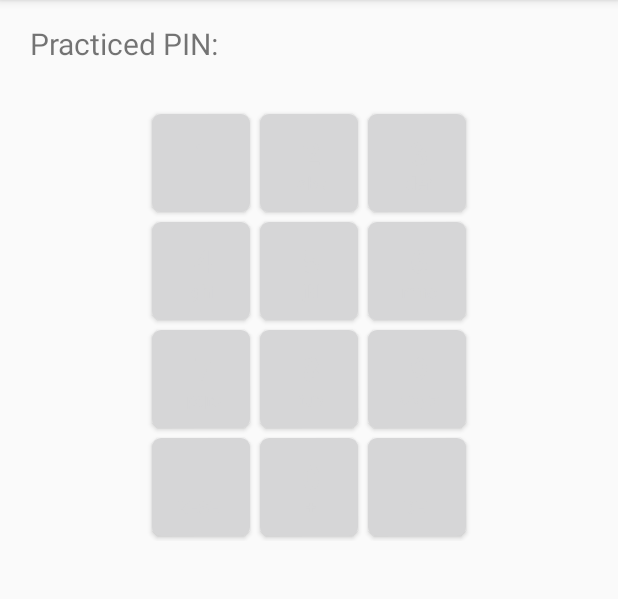
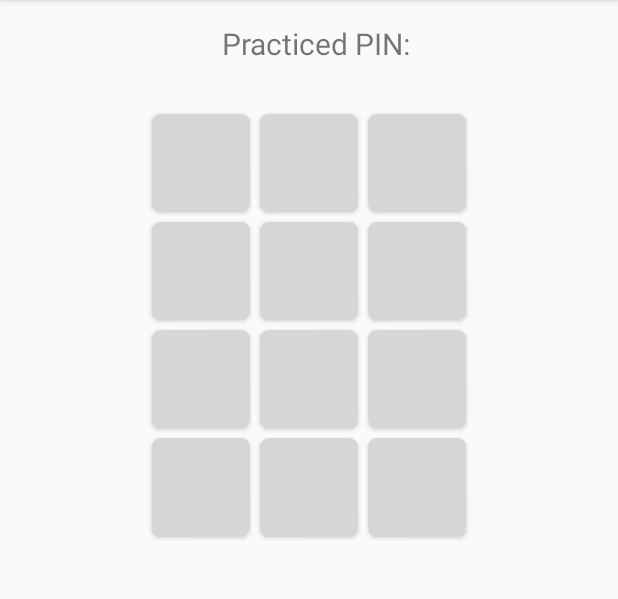
Before and after one commit to SecUSo/privacy-friendly-pin-mnemonic, an Android app: the fragment PractiseFragment shown on its own in the app's theme, on a phone screen of 412 x 824 dp, the part 84-683 px from its top. Run offline under Robolectric (Android 15) with nearby library versions, the light colour scheme and no system bars; 1 statement that could not run was skipped.

```diff
--- a/app/src/main/java/org/secuso/privacyfriendlypinmnemonic/NumberpadActivity.java
+++ b/app/src/main/java/org/secuso/privacyfriendlypinmnemonic/NumberpadActivity.java
@@ -5,10 +5,6 @@ import android.os.Bundle;
 import android.text.SpannableString;
 import android.text.style.RelativeSizeSpan;
 import android.widget.Button;
-
-/**
- * Created by karo on 03.11.16.
- */
 
 public class NumberpadActivity extends BaseActivity {
 
--- a/app/src/main/res/layout/activity_numberpad.xml
+++ b/app/src/main/res/layout/activity_numberpad.xml
@@ -16,11 +16,11 @@
 
         <include layout="@layout/toolbar" />
 
-        <RelativeLayout xmlns:android="http://schemas.android.com/apk/res/android"
+        <RelativeLayout
             android:id="@+id/enter_pin_fragment"
             android:layout_width="match_parent"
+            android:layout_marginTop="?attr/actionBarSize"
             android:layout_height="match_parent">
-
 
             <GridLayout
                 android:id="@+id/numbers"
--- a/app/src/main/res/layout/fragment_enter_pin.xml
+++ b/app/src/main/res/layout/fragment_enter_pin.xml
@@ -10,7 +10,7 @@
         android:layout_width="fill_parent"
         android:layout_height="wrap_content"
         android:layout_alignParentTop="true"
-        android:layout_marginTop="25dp"
+        android:layout_marginTop="20dp"
         android:gravity="center_horizontal"
         android:text="@string/enter_pin"
         android:textSize="20sp"
@@ -22,7 +22,7 @@
         android:layout_width="fill_parent"
         android:layout_height="wrap_content"
         android:layout_below="@+id/pin_message_enter_pin"
-        android:layout_marginTop="10dp"
+        android:layout_marginTop="5dp"
         android:background="#00000000"
         android:gravity="center_horizontal"
         android:textSize="30sp"
--- a/app/src/main/res/layout/fragment_practise.xml
+++ b/app/src/main/res/layout/fragment_practise.xml
@@ -4,40 +4,6 @@
     android:id="@+id/enter_pin_fragment"
     android:layout_width="match_parent"
     android:layout_height="match_parent">
-
-    <RelativeLayout
-        android:id="@+id/enter_pin"
-        android:layout_width="wrap_content"
-        android:layout_height="wrap_content"
-        android:layout_alignParentLeft="true"
-        android:layout_alignParentStart="true"
-        android:layout_alignParentTop="true">
-
-        <TextView
-            android:id="@+id/pin_message_enter_pin"
-            android:layout_width="wrap_content"
-            android:layout_height="wrap_content"
-            android:layout_marginEnd="10dp"
-            android:layout_marginLeft="20dp"
-            android:layout_marginRight="10dp"
-            android:layout_marginStart="20dp"
-            android:layout_marginTop="15dp"
-            android:text="@string/practised_pin_heading"
-            android:textSize="20sp" />
-
-        <EditText
-            android:id="@+id/displayPin"
-            android:layout_width="fill_parent"
-            android:layout_height="wrap_content"
-            android:layout_alignBottom="@+id/pin_message_enter_pin"
-            android:layout_toEndOf="@+id/pin_message_enter_pin"
-            android:layout_toRightOf="@+id/pin_message_enter_pin"
-            android:background="#00000000"
-            android:maxWidth="60dp"
-            android:textSize="20sp"
-            android:textStyle="bold" />
-
-    </RelativeLayout>
 
     <GridLayout
         android:id="@+id/numbers"
@@ -174,4 +140,37 @@
 
     </GridLayout>
 
+    <RelativeLayout
+        android:id="@+id/enter_pin"
+        android:layout_width="wrap_content"
+        android:layout_height="wrap_content"
+        android:layout_alignParentTop="true"
+        android:layout_centerHorizontal="true">
+
+        <TextView
+            android:id="@+id/pin_message_enter_pin"
+            android:layout_width="wrap_content"
+            android:layout_height="wrap_content"
+            android:layout_marginEnd="10dp"
+            android:layout_marginLeft="20dp"
+            android:layout_marginRight="10dp"
+            android:layout_marginStart="20dp"
+            android:layout_marginTop="15dp"
+            android:text="@string/practised_pin_heading"
+            android:textSize="20sp" />
+
+        <EditText
+            android:id="@+id/displayPin"
+            android:layout_width="wrap_content"
+            android:layout_height="wrap_content"
+            android:layout_alignBottom="@+id/pin_message_enter_pin"
+            android:layout_toEndOf="@+id/pin_message_enter_pin"
+            android:layout_toRightOf="@+id/pin_message_enter_pin"
+            android:background="#00000000"
+            android:maxWidth="60dp"
+            android:textSize="20sp"
+            android:textStyle="bold" />
+
+    </RelativeLayout>
+
 </RelativeLayout>
```
Also changed, not shown: app/src/main/java/org/secuso/privacyfriendlypinmnemonic/BaseActivity.java (+15 -5 lines).
